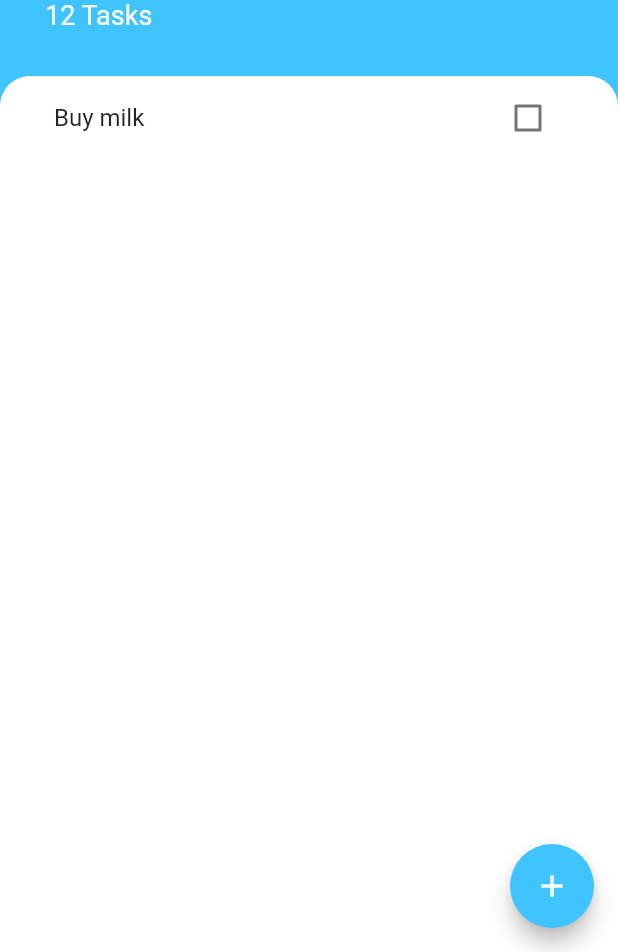
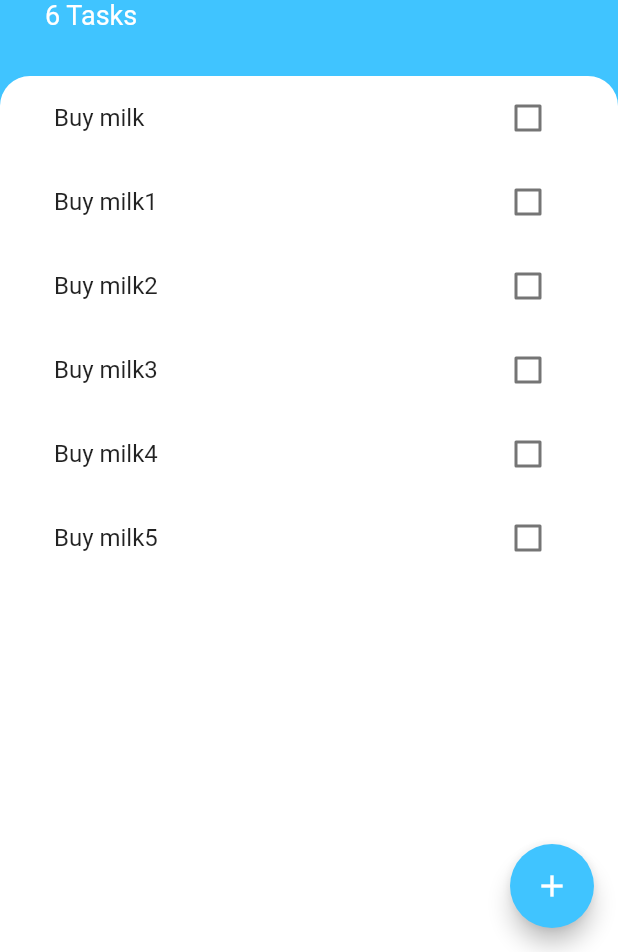
Before and after one commit to cukingpro/todoey, a Flutter app: the screen it shows after launch, on a phone screen of 412 x 824 dp, the part 284-1236 px from its top. Run offline on Flutter 3.47's test engine with Material 2 defaults, Android fonts, the phone set to English and light mode, and no system bars.

Commit message:
add tasks

```diff
--- /dev/null
+++ b/lib/models/task.dart
@@ -0,0 +1,10 @@
+class Task {
+  String name;
+  bool isDone;
+
+  Task({this.name, this.isDone = false});
+
+  void toggleDone() {
+    isDone = !isDone;
+  }
+}
--- a/lib/screens/add_task_screen.dart
+++ b/lib/screens/add_task_screen.dart
@@ -1,8 +1,14 @@
 import 'package:flutter/material.dart';
 
 class AddTaskScreen extends StatelessWidget {
+  final Function addTaskCallback;
+
+  AddTaskScreen({this.addTaskCallback});
+
   @override
   Widget build(BuildContext context) {
+    String newTextTitle;
+
     return Container(
       color: Color(0xff757575),
       child: Container(
@@ -28,9 +34,14 @@ class AddTaskScreen extends StatelessWidget {
             TextField(
               autofocus: true,
               textAlign: TextAlign.center,
+              onChanged: (newText) {
+                newTextTitle = newText;
+              },
             ),
             FlatButton(
-              onPressed: () {},
+              onPressed: () {
+                addTaskCallback(newTextTitle);
+              },
               child: Text(
                 'Add',
                 style: TextStyle(
--- a/lib/screens/tasks_screen.dart
+++ b/lib/screens/tasks_screen.dart
@@ -1,8 +1,23 @@
 import 'package:flutter/material.dart';
+import 'package:todoey/models/task.dart';
 import 'package:todoey/screens/add_task_screen.dart';
 import 'package:todoey/widgets/tasks_list.dart';
 
-class TasksScreen extends StatelessWidget {
+class TasksScreen extends StatefulWidget {
+  @override
+  _TasksScreenState createState() => _TasksScreenState();
+}
+
+class _TasksScreenState extends State<TasksScreen> {
+  List<Task> tasks = [
+    Task(name: 'Buy milk'),
+    Task(name: 'Buy milk1'),
+    Task(name: 'Buy milk2'),
+    Task(name: 'Buy milk3'),
+    Task(name: 'Buy milk4'),
+    Task(name: 'Buy milk5'),
+  ];
+
   @override
   Widget build(BuildContext context) {
     return Scaffold(
@@ -20,7 +35,15 @@ class TasksScreen extends StatelessWidget {
               child: Container(
                 padding: EdgeInsets.only(
                     bottom: MediaQuery.of(context).viewInsets.bottom),
-                child: AddTaskScreen(),
+                child: AddTaskScreen(
+                  addTaskCallback: (newTaskTitle) {
+                    setState(() {
+                      final newTask = Task(name: newTaskTitle);
+                      tasks.add(newTask);
+                    });
+                    Navigator.pop(context);
+                  },
+                ),
               ),
             ),
           );
@@ -53,7 +76,7 @@ class TasksScreen extends StatelessWidget {
                   ),
                 ),
                 Text(
-                  '12 Tasks',
+                  '${tasks.length} Tasks',
                   style: TextStyle(
                     color: Colors.white,
                     fontSize: 18,
@@ -72,7 +95,7 @@ class TasksScreen extends StatelessWidget {
                   topRight: Radius.circular(20),
                 ),
               ),
-              child: TasksList(),
+              child: TasksList(tasks: tasks),
             ),
           ),
         ],
--- a/lib/widgets/task_tile.dart
+++ b/lib/widgets/task_tile.dart
@@ -1,13 +1,24 @@
 import 'package:flutter/material.dart';
 
 class TaskTile extends StatelessWidget {
+  final bool isChecked;
+  final String taskName;
+  final Function toggle;
+
+  TaskTile({this.isChecked = false, this.taskName, this.toggle});
+
   @override
   Widget build(BuildContext context) {
     return ListTile(
-      title: Text('Buy milk'),
+      title: Text(
+        taskName,
+        style: TextStyle(
+            decoration: isChecked ? TextDecoration.lineThrough : null),
+      ),
       trailing: Checkbox(
-        value: false,
-        onChanged: (value) {},
+        activeColor: Colors.lightBlueAccent,
+        value: isChecked,
+        onChanged: toggle,
       ),
     );
   }
--- a/lib/widgets/tasks_list.dart
+++ b/lib/widgets/tasks_list.dart
@@ -1,13 +1,32 @@
 import 'package:flutter/material.dart';
+import 'package:todoey/models/task.dart';
 import 'package:todoey/widgets/task_tile.dart';
 
-class TasksList extends StatelessWidget {
+class TasksList extends StatefulWidget {
+  final List<Task> tasks;
+
+  TasksList({this.tasks});
+  @override
+  _TasksListState createState() => _TasksListState();
+}
+
+class _TasksListState extends State<TasksList> {
   @override
   Widget build(BuildContext context) {
-    return ListView(
-      children: [
-        TaskTile(),
-      ],
+    return ListView.builder(
+      itemBuilder: (context, index) {
+        final task = widget.tasks[index];
+        return TaskTile(
+          taskName: task.name,
+          isChecked: task.isDone,
+          toggle: (_) {
+            setState(() {
+              task.toggleDone();
+            });
+          },
+        );
+      },
+      itemCount: widget.tasks.length,
     );
   }
 }
```
